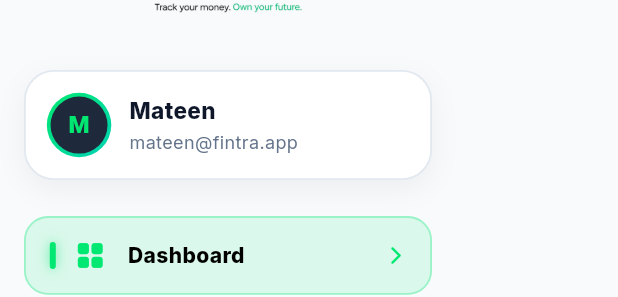
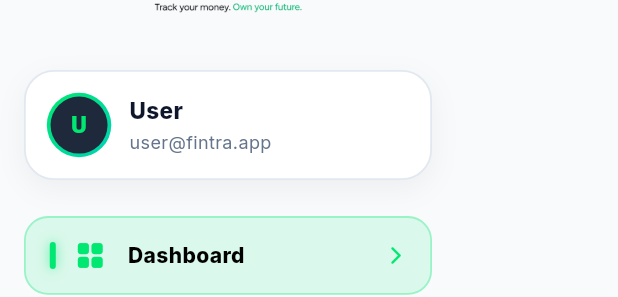
Before and after one commit to Binu0714/Fintra---Expense_Tracker, a Flutter app: the CustomSidebar widget shown alone on an empty page, opened directly with empty values, on a phone screen of 412 x 824 dp. Shown: the part 182-479 px from the top of the screen. Run offline on Flutter 3.47's test engine with Material 3 defaults, Android fonts, the phone set to English and light mode, and no system bars; our stand-ins replace cloud_firestore, firebase_auth, firebase_core, fl_chart, google_fonts; accounts and stored records are empty.

Commit message:
feat(auth): stream real-time user profile name, email, and avatar initials across all app surfaces

```diff
--- a/lib/data/repositories/auth_repository.dart
+++ b/lib/data/repositories/auth_repository.dart
@@ -16,7 +16,6 @@
   User? get currentUser => _auth.currentUser;
 
   // signup
-
   Future<UserCredential> signUpWithEmail({
     required String name,
     required String email,
@@ -52,7 +51,6 @@
   }
 
   // Login
-
   Future<UserCredential> loginWithEmail({
     required String email,
     required String password,
@@ -67,6 +65,33 @@
       throw _handleAuthException(e);
     } catch (e) {
       throw 'An unexpected error occurred. Please try again.';
+    }
+  }
+
+  // get user data
+  Stream<DocumentSnapshot<Map<String, dynamic>>> getUserProfileStream() {
+    final user = _auth.currentUser;
+    if (user == null) throw Exception('User not logged in');
+    return _firestore.collection('users').doc(user.uid).snapshots();
+  }
+
+  Future<void> updateUserProfile({
+    required String name,
+    required String email,
+  }) async {
+    try {
+      final user = _auth.currentUser;
+      if (user == null) throw Exception('User not logged in');
+
+      await user.updateDisplayName(name.trim());
+
+      await _firestore.collection('users').doc(user.uid).update({
+        'name': name.trim(),
+        'email': email.trim().toLowerCase(),
+        'updatedAt': FieldValue.serverTimestamp(),
+      });
+    } catch (e) {
+      throw 'Failed to update profile: $e';
     }
   }
 
--- a/lib/presentation/screens/dashboard_screen.dart
+++ b/lib/presentation/screens/dashboard_screen.dart
@@ -8,7 +8,9 @@
 import '../widgets/dashboard/total_expenses_hero_card.dart';
 
 class DashboardScreen extends StatelessWidget {
-  const DashboardScreen({super.key});
+  final String userName;
+
+  const DashboardScreen({super.key, this.userName = 'User'});
 
   @override
   Widget build(BuildContext context) {
@@ -24,11 +26,12 @@
       child: Column(
         crossAxisAlignment: CrossAxisAlignment.stretch,
         children: [
+          const SizedBox(height: 10),
           StaggeredSlideFade(
             index: 0,
             child: DashboardHeader(
               dateString: todayStr,
-              userName: 'Mateen',
+              userName: userName,
             ),
           ),
           const SizedBox(height: 20),
--- a/lib/presentation/widgets/common/custom_sidebar.dart
+++ b/lib/presentation/widgets/common/custom_sidebar.dart
@@ -5,11 +5,17 @@
 class CustomSidebar extends StatelessWidget {
   final int selectedIndex;
   final Function(int) onItemSelected;
+  final String userName;
+  final String userEmail;
+  final String userInitial;
 
   const CustomSidebar({
     super.key,
     required this.selectedIndex,
     required this.onItemSelected,
+    this.userName = 'User',
+    this.userEmail = 'user@fintra.app',
+    this.userInitial = 'U',
   });
 
   @override
@@ -65,6 +71,7 @@
               const SizedBox(height: 16),
 
               // 2. Embossed Premium User Card
+              // 2. Embossed Premium User Card (Dynamic from Firebase)
               StaggeredSlideFade(
                 index: 1,
                 duration: const Duration(milliseconds: 500),
@@ -90,12 +97,12 @@
                           shape: BoxShape.circle,
                           gradient: AppColors.primaryGradient,
                         ),
-                        child: const CircleAvatar(
+                        child: CircleAvatar(
                           radius: 19,
                           backgroundColor: AppColors.darkSurfaceVariant,
                           child: Text(
-                            'M',
-                            style: TextStyle(
+                            userInitial,
+                            style: const TextStyle(
                               color: AppColors.primaryMint,
                               fontWeight: FontWeight.w800,
                               fontSize: 16,
@@ -109,21 +116,24 @@
                           crossAxisAlignment: CrossAxisAlignment.start,
                           children: [
                             Text(
-                              'Mateen',
+                              userName,
                               style: TextStyle(
                                 color: textPrimary,
                                 fontWeight: FontWeight.w800,
                                 fontSize: 15,
                               ),
+                              maxLines: 1,
+                              overflow: TextOverflow.ellipsis,
                             ),
                             const SizedBox(height: 2),
                             Text(
-                              'mateen@fintra.app',
+                              userEmail,
                               style: TextStyle(
                                 color: textSecondary,
                                 fontSize: 12,
                               ),
                               overflow: TextOverflow.ellipsis,
+                              maxLines: 1,
                             ),
                           ],
                         ),
```
Also changed, not shown: lib/presentation/screens/categories_screen.dart (+0 -14 lines), lib/presentation/screens/main_shell_screen.dart (+83 -36 lines), lib/presentation/screens/settings_screen.dart (+10 -3 lines), lib/presentation/widgets/settings/edit_profile_bottom_sheet.dart (+72 -23 lines).
